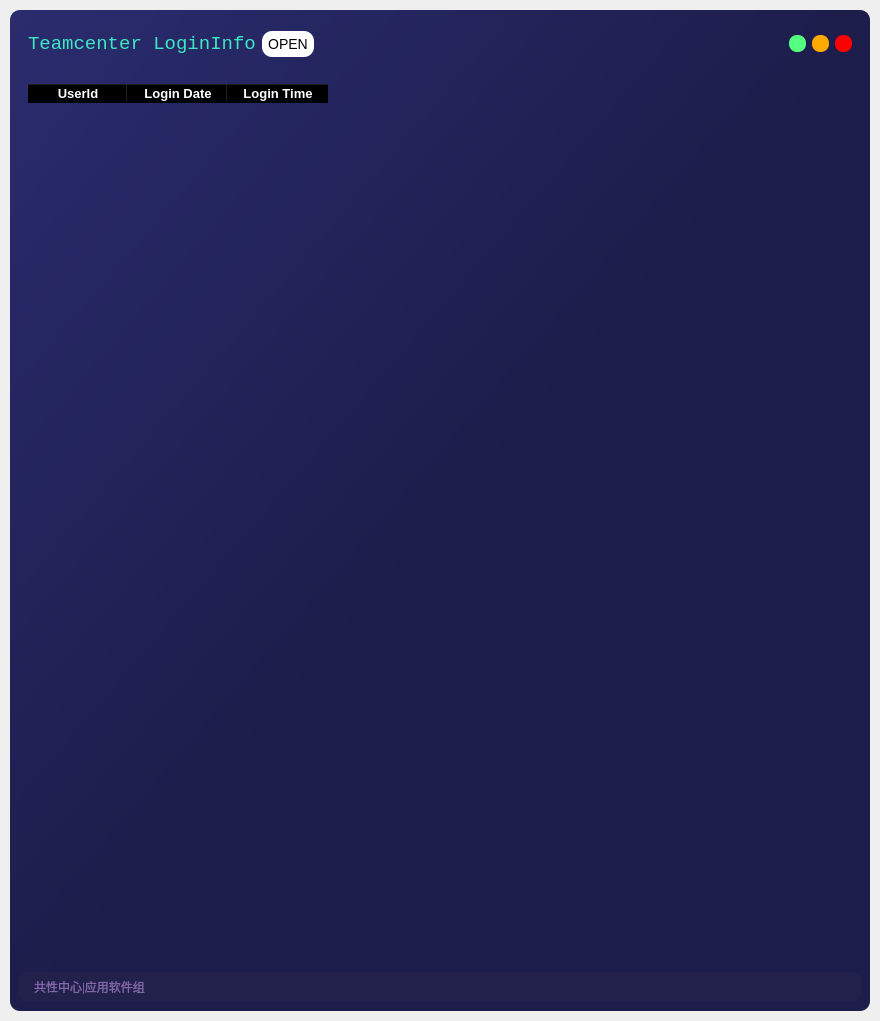
Qt form mainWindow.ui (iamwcb/loginLog) before a commit.
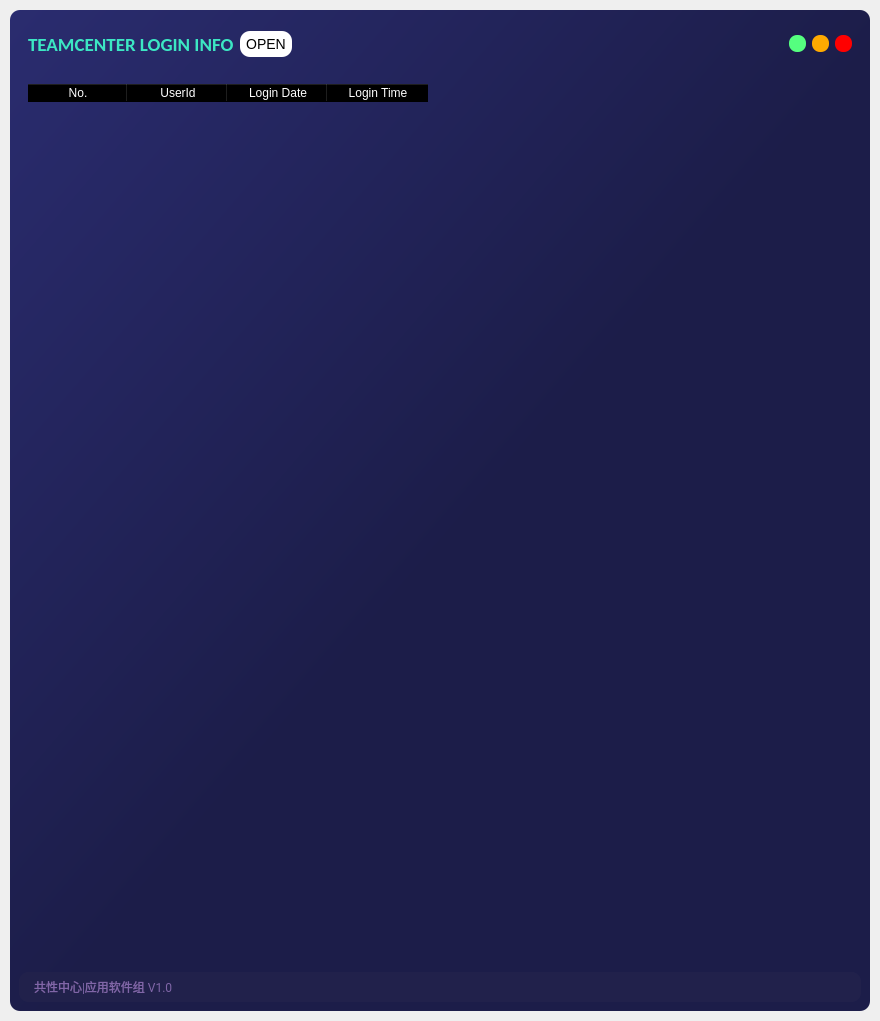
The same form after that commit.

Patch:
```diff
--- a/mainWindow.ui
+++ b/mainWindow.ui
@@ -107,15 +107,17 @@
               <widget class="QLabel" name="label_title">
                <property name="font">
                 <font>
-                 <family>Consolas</family>
+                 <family>Calibri</family>
                  <pointsize>14</pointsize>
+                 <weight>75</weight>
+                 <bold>true</bold>
                 </font>
                </property>
                <property name="styleSheet">
                 <string notr="true">color: rgb(60, 231, 195);</string>
                </property>
                <property name="text">
-                <string>Teamcenter LoginInfo</string>
+                <string>TEAMCENTER LOGIN INFO</string>
                </property>
               </widget>
              </item>
@@ -300,6 +302,12 @@
          <layout class="QVBoxLayout" name="verticalLayout_2">
           <item>
            <widget class="QTableWidget" name="tableWidget">
+            <property name="font">
+             <font>
+              <family>Calibri Light</family>
+              <pointsize>11</pointsize>
+             </font>
+            </property>
             <property name="styleSheet">
              <string notr="true">QTableWidget {
 background-color: transparent;
@@ -312,7 +320,7 @@
 QHeaderView {
 background-color: transparent;
 color: white;
-font: bold 10pt;
+font: bold 12pt &quot;Calibri&quot;;
 }
 
 
@@ -322,10 +330,13 @@
 gridline-color: transparent;
 }
 
-QTableCornerButton::section {
-background-color: transparent;
-}</string>
+</string>
             </property>
+            <column>
+             <property name="text">
+              <string>No.</string>
+             </property>
+            </column>
             <column>
              <property name="text">
               <string>UserId</string>
@@ -414,7 +425,7 @@
                 <string notr="true">color: rgb(128, 102, 168);</string>
                </property>
                <property name="text">
-                <string>共性中心|应用软件组</string>
+                <string>共性中心|应用软件组 V1.0</string>
                </property>
               </widget>
              </item>
```
Left out of the diff: 9 changed lines with no effect on the pictures.
